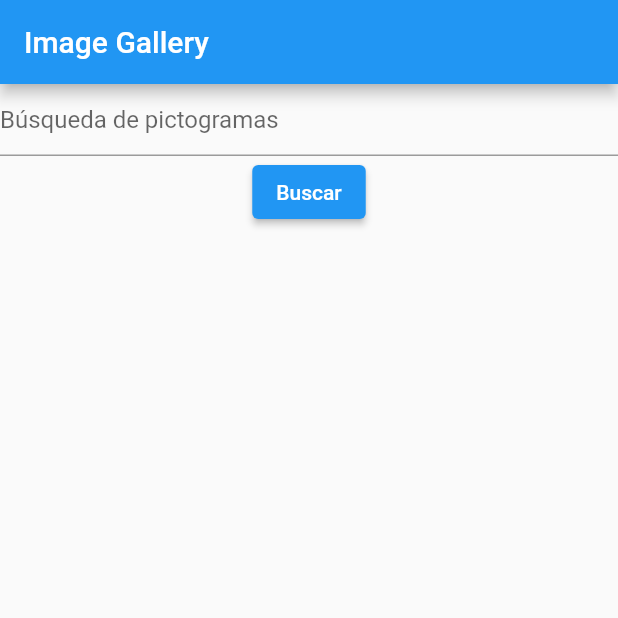
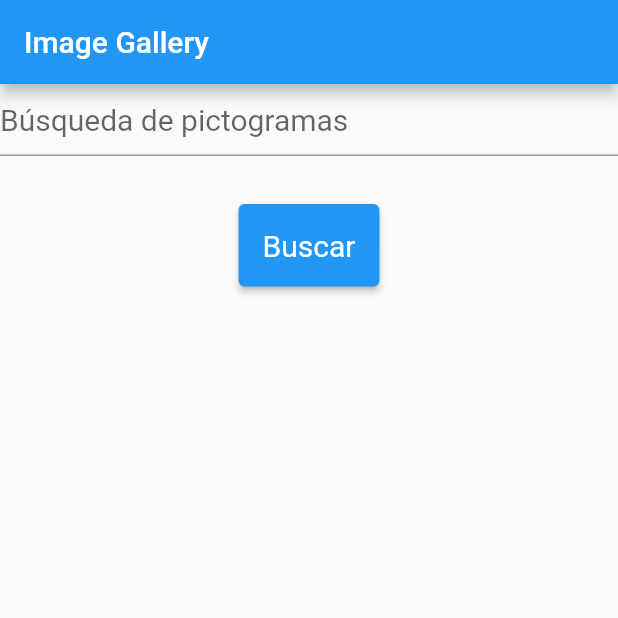
Before and after one commit to Alexrp02/EqualEase-Apps, a Flutter app: the screen it shows after launch, on a phone screen of 412 x 824 dp, the top half of it. Run offline on Flutter 3.47's test engine with Material 2 defaults, Android fonts, the phone set to English and light mode, and no system bars.

Commit message:
Some padding and text format added

```diff
--- a/prueba_api/lib/main.dart
+++ b/prueba_api/lib/main.dart
@@ -101,7 +101,12 @@ class _MyAppState extends State<MyApp> {
           ),
           body: Column(
             children: [
-              TextField(
+              Padding(
+                padding: const EdgeInsets.only(bottom:32.0),
+                child: TextField(
+                  style: const TextStyle(
+                    fontSize: 20,
+                    ),
                   onChanged: (value) {
                     setState(() {
                       _searchText = value;
@@ -111,9 +116,15 @@ class _MyAppState extends State<MyApp> {
                     hintText: 'Búsqueda de pictogramas',
                   ),
                 ),
+              ),
               ElevatedButton(
+                style: ElevatedButton.styleFrom(
+                  textStyle: const TextStyle(fontSize: 20),
+                  padding: const EdgeInsets.all(16),
+                  ),
                 onPressed: _searchImages,
                 child: const Text('Buscar'),
+
               ),
               Expanded(
                 child: Stack(children: [
```
Lines whose indentation alone changed are shown as unchanged.
